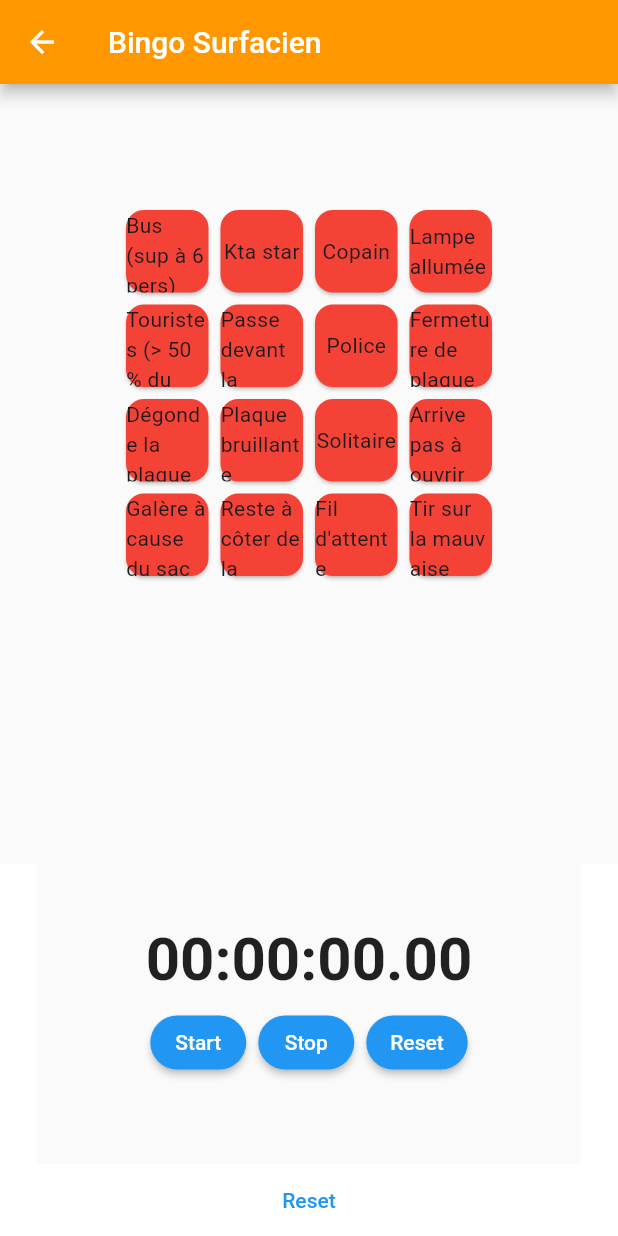
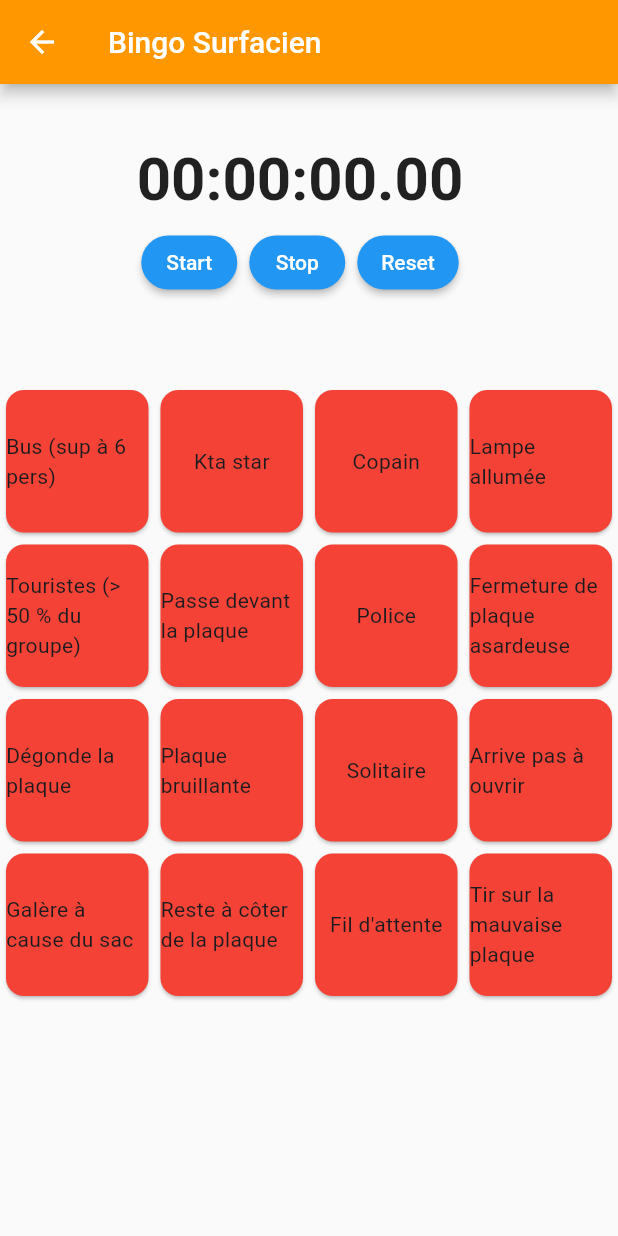
Before and after one commit to Extauren/Plaktago, a Flutter app: the screen it shows after launch, after a tap on "Jouer", on a phone screen of 412 x 824 dp. Run offline on Flutter 3.47's test engine with Material 2 defaults, Android fonts, the phone set to English and light mode, and no system bars; our stand-ins replace stop_watch_timer; Roboto replaces fonts that are missing (Helvetica).

Commit message:
Add sperate board file and create contains value for board

```diff
--- a/lib/Game/bingo.dart
+++ b/lib/Game/bingo.dart
@@ -1,199 +1,40 @@
 import 'package:flutter/material.dart';
-import 'package:plaktago/Game/cardName.dart';
+import 'board.dart';
 import 'timer.dart';
 
-class Bingo extends StatefulWidget {
+class Game extends StatefulWidget {
   final String gameType;
-  const Bingo({Key? key, required this.gameType}) : super(key: key);
+  const Game({Key? key, required this.gameType}) : super(key: key);
 
   @override
-  State<Bingo> createState() => _Bingo();
+  State<Game> createState() => _Game();
 }
 
-class _Bingo extends State<Bingo> {
-  static const nbLines = 4;
-  static List<BingoCard> _bingoCard = [];
-
-  @override
-  void initState() {
-    super.initState();
-    for (int it = 0; it < nbLines * nbLines; it++) {
-      _bingoCard.add(BingoCard(cardNameList.elementAt(it).name));
-      _bingoCard.elementAt(it).isSelect = false;
-      _bingoCard.elementAt(it).nbLineComplete = 0;
-    }
-  }
-
-  void resetCard() {
-    setState(() {
-      for (int it = 0; it < nbLines * nbLines; it++) {
-        _bingoCard.elementAt(it).isSelect = false;
-        _bingoCard.elementAt(it).nbLineComplete = 0;
-      }
-    });
-    // Navigator.push(
-    //   context,
-    //   MaterialPageRoute(builder: (context) => CountUpTimerPage()),
-    // );
-  }
-
-  Color getCardColor(int index) {
-    if (_bingoCard.elementAt(index).isSelect == true) {
-      if (_bingoCard.elementAt(index).nbLineComplete > 0) {
-        return Colors.green;
-      }
-      return Colors.orange;
-    }
-    return Colors.red;
-  }
-
-  void _checkColumn(int index, bool newState) {
-    int counter = 0;
-    double buffer = index - ((index / nbLines) * nbLines) + index % nbLines;
-    int cardPos = buffer.round();
-
-    for (int it = 0; it < nbLines; it++) {
-      if (_bingoCard.elementAt(cardPos + (it * nbLines)).isSelect == true) {
-        counter += 1;
-      }
-    }
-    if (counter == nbLines) {
-      for (int it = 0; it < nbLines; it++) {
-        _bingoCard.elementAt(cardPos + (it * nbLines)).nbLineComplete += 1;
-      }
-    } else if (counter == nbLines - 1 && !newState) {
-      for (int it = 0; it < nbLines; it++) {
-        _bingoCard.elementAt(cardPos + (it * nbLines)).nbLineComplete -= 1;
-      }
-    }
-  }
-
-  void _checkLine(int index, bool newState) {
-    int cardPos = index - (index % nbLines);
-    int counter = 0;
-    for (int it = 0; it < nbLines; it++) {
-      if (_bingoCard.elementAt(cardPos + it).isSelect == true) {
-        counter += 1;
-      }
-    }
-    if (counter == nbLines) {
-      for (int it = 0; it < nbLines; it++) {
-        _bingoCard.elementAt(cardPos + it).nbLineComplete += 1;
-      }
-    } else if (counter == nbLines - 1 && !newState) {
-      for (int it = 0; it < nbLines; it++) {
-        _bingoCard.elementAt(cardPos + it).nbLineComplete -= 1;
-      }
-    }
-  }
-
-  void _checkDiagonal(int index, bool newState) {
-    int cardPos = index;
-    int counter = 0;
-    int buffer = 0;
-    int incrementValue = 0;
-    double halLines = (nbLines / 2) - 1;
-
-    if (index == nbLines * (halLines.round() - 1) + 1) {
-      _checkDiagonal(nbLines - 1, newState);
-    }
-    while (cardPos >= nbLines + 1) {
-      cardPos -= nbLines + 1;
-    }
-    if (cardPos == 0) {
-      incrementValue = nbLines + 1;
-    } else if (cardPos == nbLines - 1) {
-      incrementValue = cardPos;
-    } else {
-      return;
-    }
-    buffer = cardPos;
-    for (int it = 0; it < nbLines; it++) {
-      if (_bingoCard.elementAt(buffer).isSelect) {
-        counter += 1;
-      }
-      buffer += incrementValue;
-    }
-    buffer = cardPos;
-    if (counter == nbLines) {
-      for (int it = 0; it < nbLines; it++) {
-        _bingoCard.elementAt(buffer).nbLineComplete += 1;
-        buffer += incrementValue;
-      }
-    } else if (counter == nbLines - 1 && !newState) {
-      for (int it = 0; it < nbLines; it++) {
-        _bingoCard.elementAt(buffer).nbLineComplete -= 1;
-        buffer += incrementValue;
-      }
-    }
-  }
-
-  void _onCardTapped(int index) {
-    bool newState = !_bingoCard.elementAt(index).isSelect;
-    setState(() {
-      _bingoCard.elementAt(index).isSelect =
-          !_bingoCard.elementAt(index).isSelect;
-      _checkColumn(index, newState);
-      _checkLine(index, newState);
-      _checkDiagonal(index, newState);
-    });
-  }
-
+class _Game extends State<Game> {
   @override
   Widget build(BuildContext context) {
-    return Column(children: [
-      Expanded(
-          child: Scaffold(
+    return Scaffold(
         appBar: AppBar(
           title: Text('Bingo ${widget.gameType}'),
           backgroundColor: Colors.orange,
         ),
-              body: Container(
-                  margin:
-                      const EdgeInsets.only(left: 80.0, right: 80.0, top: 80.0),
-                  child: MaterialApp(
-                      theme: ThemeData(useMaterial3: true),
-                      home: GridView.builder(
-                          gridDelegate:
-                              const SliverGridDelegateWithFixedCrossAxisCount(
-                            crossAxisCount: nbLines,
-                          ),
-                          itemCount: nbLines * nbLines,
-                          itemBuilder: (BuildContext context, int index) {
-                            return GestureDetector(
-                                onTap: () => _onCardTapped(index),
-                                child: Card(
-                                  color: getCardColor(index),
-                                  child: SizedBox(
-                                    width: 150,
-                                    height: 150,
-                                    child: Center(
-                                        child: Text(
-                                            _bingoCard.elementAt(index).name)),
-                                  ),
-                                ));
-                          }))))),
+        body: ListView(children: [
+          Center(
+              child: Row(
+            children: [
               ConstrainedBox(
                   constraints: BoxConstraints(
-            maxWidth: MediaQuery.of(context).size.width - 50,
+                    maxWidth: 400,
                     maxHeight: 200,
                   ),
                   child: CountUpTimerPage()),
-      TextButton(
-        style: ButtonStyle(
-          foregroundColor: MaterialStateProperty.all<Color>(Colors.blue),
-        ),
-        onPressed: resetCard,
-        child: Text('Reset'),
-      )
-    ]);
+            ],
+          )),
+          Center(
+              child: ConstrainedBox(
+                  constraints:
+                      const BoxConstraints(maxHeight: 1000, maxWidth: 800),
+                  child: Board(gameType: widget.gameType))),
+        ]));
   }
 }
-
-class BingoCard {
-  String name;
-  bool isSelect = false;
-  int nbLineComplete = 0;
-
-  BingoCard(this.name);
-}
--- /dev/null
+++ b/lib/Game/board.dart
@@ -0,0 +1,179 @@
+import 'package:flutter/material.dart';
+import 'package:plaktago/Game/cardName.dart';
+
+class BingoCard {
+  String name;
+  bool isSelect = false;
+  int nbLineComplete = 0;
+
+  BingoCard(this.name);
+}
+
+class Board extends StatefulWidget {
+  final String gameType;
+  const Board({Key? key, required this.gameType}) : super(key: key);
+
+  @override
+  State<Board> createState() => _Board();
+}
+
+class _Board extends State<Board> {
+  static const nbLines = 4;
+  static List<BingoCard> _bingoCard = [];
+
+  @override
+  void initState() {
+    super.initState();
+    for (int it = 0; it < nbLines * nbLines; it++) {
+      _bingoCard.add(BingoCard(cardNameList.elementAt(it).name));
+      _bingoCard.elementAt(it).isSelect = false;
+      _bingoCard.elementAt(it).nbLineComplete = 0;
+    }
+  }
+
+  void resetCard() {
+    setState(() {
+      for (int it = 0; it < nbLines * nbLines; it++) {
+        _bingoCard.elementAt(it).isSelect = false;
+        _bingoCard.elementAt(it).nbLineComplete = 0;
+      }
+    });
+  }
+
+  Color getCardColor(int index) {
+    if (_bingoCard.elementAt(index).isSelect == true) {
+      if (_bingoCard.elementAt(index).nbLineComplete > 0) {
+        return Colors.green;
+      }
+      return Colors.orange;
+    }
+    return Colors.red;
+  }
+
+  void _checkColumn(int index, bool newState) {
+    int counter = 0;
+    double buffer = index - ((index / nbLines) * nbLines) + index % nbLines;
+    int cardPos = buffer.round();
+
+    for (int it = 0; it < nbLines; it++) {
+      if (_bingoCard.elementAt(cardPos + (it * nbLines)).isSelect == true) {
+        counter += 1;
+      }
+    }
+    if (counter == nbLines) {
+      for (int it = 0; it < nbLines; it++) {
+        _bingoCard.elementAt(cardPos + (it * nbLines)).nbLineComplete += 1;
+      }
+    } else if (counter == nbLines - 1 && !newState) {
+      for (int it = 0; it < nbLines; it++) {
+        _bingoCard.elementAt(cardPos + (it * nbLines)).nbLineComplete -= 1;
+      }
+    }
+  }
+
+  void _checkLine(int index, bool newState) {
+    int cardPos = index - (index % nbLines);
+    int counter = 0;
+    for (int it = 0; it < nbLines; it++) {
+      if (_bingoCard.elementAt(cardPos + it).isSelect == true) {
+        counter += 1;
+      }
+    }
+    if (counter == nbLines) {
+      for (int it = 0; it < nbLines; it++) {
+        _bingoCard.elementAt(cardPos + it).nbLineComplete += 1;
+      }
+    } else if (counter == nbLines - 1 && !newState) {
+      for (int it = 0; it < nbLines; it++) {
+        _bingoCard.elementAt(cardPos + it).nbLineComplete -= 1;
+      }
+    }
+  }
+
+  void _checkDiagonal(int index, bool newState) {
+    int cardPos = index;
+    int counter = 0;
+    int buffer = 0;
+    int incrementValue = 0;
+    double halLines = (nbLines / 2) - 1;
+
+    if (index == nbLines * (halLines.round() - 1) + 1) {
+      _checkDiagonal(nbLines - 1, newState);
+    }
+    while (cardPos >= nbLines + 1) {
+      cardPos -= nbLines + 1;
+    }
+    if (cardPos == 0) {
+      incrementValue = nbLines + 1;
+    } else if (cardPos == nbLines - 1) {
+      incrementValue = cardPos;
+    } else {
+      return;
+    }
+    buffer = cardPos;
+    for (int it = 0; it < nbLines; it++) {
+      if (_bingoCard.elementAt(buffer).isSelect) {
+        counter += 1;
+      }
+      buffer += incrementValue;
+    }
+    buffer = cardPos;
+    if (counter == nbLines) {
+      for (int it = 0; it < nbLines; it++) {
+        _bingoCard.elementAt(buffer).nbLineComplete += 1;
+        buffer += incrementValue;
+      }
+    } else if (counter == nbLines - 1 && !newState) {
+      for (int it = 0; it < nbLines; it++) {
+        _bingoCard.elementAt(buffer).nbLineComplete -= 1;
+        buffer += incrementValue;
+      }
+    }
+  }
+
+  void _onCardTapped(int index) {
+    bool newState = !_bingoCard.elementAt(index).isSelect;
+    setState(() {
+      _bingoCard.elementAt(index).isSelect =
+          !_bingoCard.elementAt(index).isSelect;
+      _checkColumn(index, newState);
+      _checkLine(index, newState);
+      _checkDiagonal(index, newState);
+    });
+  }
+
+  void refreshBoard() {
+    print("refresh");
+  }
+
+  @override
+  Widget build(BuildContext context) {
+    return MaterialApp(
+        theme: ThemeData(useMaterial3: true),
+        home: Column(children: [
+          Container(
+              height: 800,
+              margin: const EdgeInsets.only(bottom: 30.0),
+              child: GridView.builder(
+                  gridDelegate: const SliverGridDelegateWithFixedCrossAxisCount(
+                    crossAxisCount: nbLines,
+                  ),
+                  itemCount: nbLines * nbLines,
+                  itemBuilder: (BuildContext context, int index) {
+                    return GestureDetector(
+                      onTap: () => _onCardTapped(index),
+                      child: Card(
+                        color: getCardColor(index),
+                        child: Center(
+                            child: Text(_bingoCard.elementAt(index).name)),
+                      ),
+                    );
+                  })),
+          TextButton.icon(
+            onPressed: refreshBoard,
+            icon: const Icon(Icons.restart_alt),
+            label: const Text('Random'),
+          ),
+        ]));
+  }
+}
--- a/lib/home.dart
+++ b/lib/home.dart
@@ -1,8 +1,7 @@
 import 'package:flutter/material.dart';
 import 'package:plaktago/Game/plakChoiceButton.dart';
+import 'Game/difficultyButton.dart';
 import 'Game/bingo.dart';
-import 'Game/plaqueType.dart';
-import 'Game/difficultyButton.dart';
 
 class Home extends StatefulWidget {
   const Home({Key? key}) : super(key: key);
@@ -21,7 +20,7 @@ class _Home extends State<Home> {
     Navigator.push(
       context,
       MaterialPageRoute(
-          builder: (context) => const Bingo(
+          builder: (context) => const Game(
                 gameType: "Surfacien",
               )),
     );
```
Lines whose indentation alone changed are shown as unchanged.
